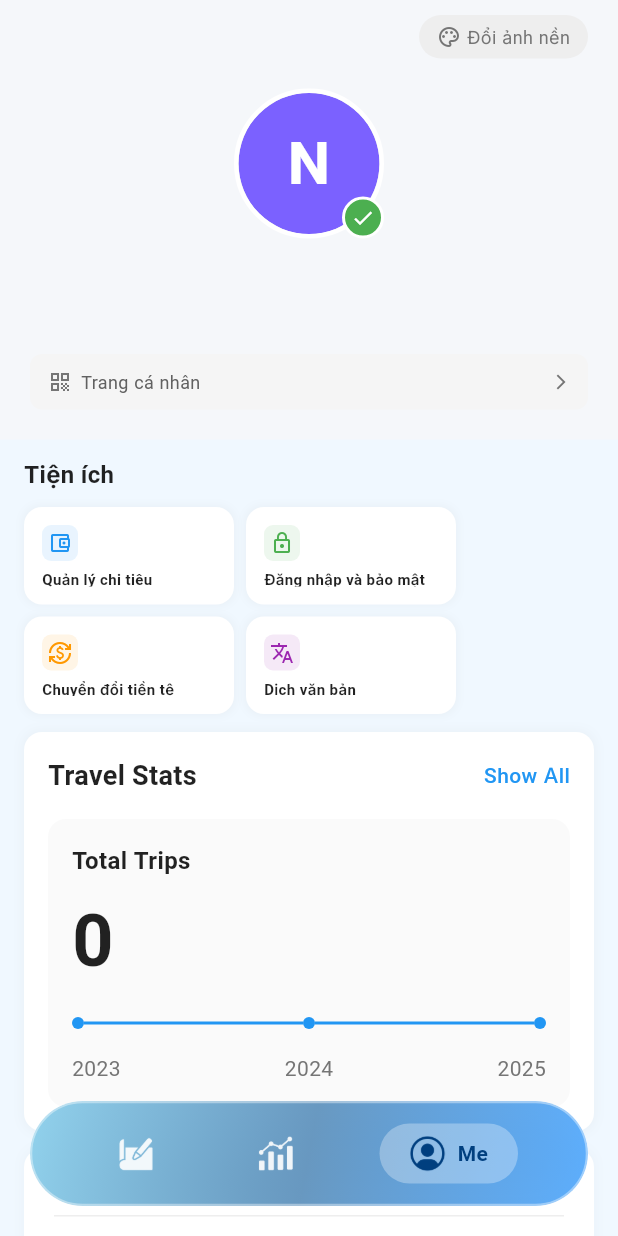
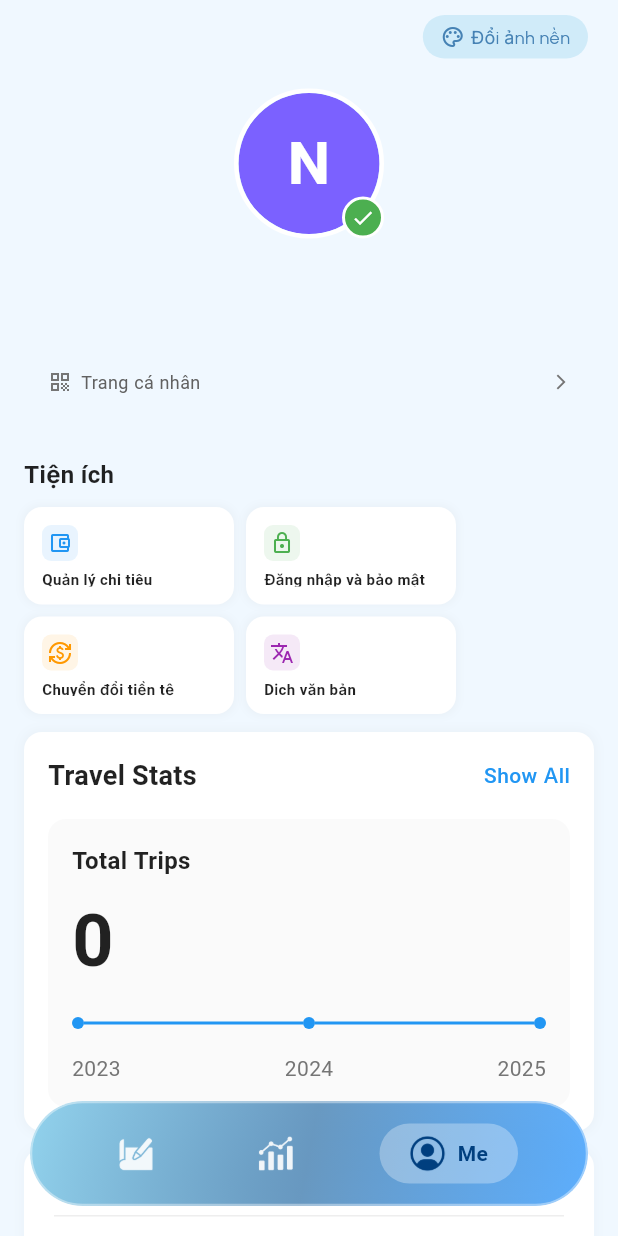
Before and after one commit to lephuckhang186/TravelerApplication, a Flutter app: the screen it shows once a user with an empty profile is signed in, item 3 of the bottom bar chosen, on a phone screen of 412 x 824 dp. Run offline on Flutter 3.47's test engine with Material 3 defaults, Android fonts, the phone set to English and light mode, and no system bars; our stand-ins replace cloud_firestore, device_preview, dio, firebase_auth, firebase_core, fl_chart and 5 more; missing offline and left inert: bcrypt; accounts and stored records are empty; network calls fail; Roboto replaces fonts that are missing (Quattrocento).

Commit message:
update theme and fix error setting

```diff
--- a/lib/Login/services/firestore_user_service.dart
+++ b/lib/Login/services/firestore_user_service.dart
@@ -38,9 +38,13 @@ class FirestoreUserService {
   // Kiểm tra người dùng đã có thông tin profile chưa
   Future<bool> hasUserProfile(String uid) async {
     try {
+      print('Checking if user $uid has profile...');
       final doc = await _firestore.collection(_collection).doc(uid).get();
-      return doc.exists && doc.data() != null;
+      final exists = doc.exists && doc.data() != null;
+      print('User $uid profile exists: $exists');
+      return exists;
     } catch (e) {
+      print('Error checking user profile: $e');
       return false;
     }
   }
--- a/lib/Setting/screens/settings_screen.dart
+++ b/lib/Setting/screens/settings_screen.dart
@@ -1,7 +1,7 @@
 import 'package:flutter/material.dart';
 import 'package:google_fonts/google_fonts.dart';
 import 'dart:io';
-import '../../Core/theme/app_theme.dart';
+import '../../core/theme/app_theme.dart';
 import '../../Login/services/user_service.dart';
 import '../../Login/services/user_profile_service.dart';
 import '../../Login/services/auth_service.dart';
@@ -15,8 +15,8 @@ import 'general_info_screen.dart';
 import '../../Analysis/screens/analysis_screen.dart';
 import 'profile_screen.dart';
 import 'travel_stats_screen.dart';
-import '../../Core/utils/translation/screens/translation_screen.dart';
-import '../../Core/utils/currency/screens/currency_converter_screen.dart';
+import '../../core/utils/translation/screens/translation_screen.dart';
+import '../../core/utils/currency/screens/currency_converter_screen.dart';
 
 class SettingsScreen extends StatefulWidget {
   const SettingsScreen({super.key});
@@ -110,20 +110,25 @@ class _SettingsScreenState extends State<SettingsScreen>
   void _loadUserData() async {
     try {
       setState(() => _isLoading = true);
+      debugPrint('Settings: Starting to load user data...');
 
       // Get current user from Firebase Auth
       final currentUser = _authService.currentUser;
       if (currentUser == null) {
+        debugPrint('Settings: No current user found');
         _setDefaultUserData();
         return;
       }
+
+      debugPrint('Settings: Current user: ${currentUser.email}');
 
       // Get user profile from our integrated service
       _userProfile = await _profileService.getUserProfile();
 
       if (_userProfile != null) {
+        debugPrint('Settings: Profile found in Firestore: ${_userProfile!.fullName}');
         // Load real data from Firestore
-        final fullName = _userProfile!.fullName.trim();
+        final fullName = _userProfile!.fullName?.trim() ?? '';
 
         // Determine best display name
         String displayName = '';
@@ -135,6 +140,8 @@ class _SettingsScreenState extends State<SettingsScreen>
           displayName = currentUser.email?.split('@').first ?? 'User';
         }
 
+        debugPrint('Settings: Using display name: $displayName');
+
         setState(() {
           _displayName = displayName;
           _currentUsername = displayName;
@@ -143,6 +150,7 @@ class _SettingsScreenState extends State<SettingsScreen>
           _isVerified = currentUser.emailVerified;
         });
       } else {
+        debugPrint('Settings: No profile found, using Firebase Auth data as fallback');
         // Fallback to Firebase Auth data
         setState(() {
           final fallbackName = currentUser.displayName?.isNotEmpty == true
@@ -155,10 +163,11 @@ class _SettingsScreenState extends State<SettingsScreen>
         });
       }
     } catch (e) {
-      debugPrint('Error loading user data: $e');
+      debugPrint('Settings: Error loading user data: $e');
       _setDefaultUserData();
     } finally {
       setState(() => _isLoading = false);
+      debugPrint('Settings: Finished loading user data');
     }
   }
 
@@ -191,9 +200,9 @@ class _SettingsScreenState extends State<SettingsScreen>
                     const SizedBox(height: 16),
                     Text(
                       'Đang tải thông tin...',
-                      style: GoogleFonts.quattrocento(
+                      style: GoogleFonts.urbanist(
                         fontSize: 14,
-                        color: Colors.grey[600],
+                        color: AppColors.textSecondary,
                       ),
                     ),
                   ],
@@ -248,7 +257,7 @@ class _SettingsScreenState extends State<SettingsScreen>
   Widget _buildFullHeaderSection() {
     return Container(
       padding: const EdgeInsets.fromLTRB(20, 10, 20, 20),
-      decoration: const BoxDecoration(color: Color(0xFFF5F7FA)),
+      decoration: BoxDecoration(color: AppColors.surface),
       child: Column(
         children: [
           // Top right "Đổi ảnh nền" button
@@ -263,7 +272,7 @@ class _SettingsScreenState extends State<SettingsScreen>
                     vertical: 6,
                   ),
                   decoration: BoxDecoration(
-                    color: Colors.grey[200],
+                    color: AppColors.support.withOpacity(0.3),
                     borderRadius: BorderRadius.circular(20),
                   ),
                   child: Row(
@@ -272,14 +281,14 @@ class _SettingsScreenState extends State<SettingsScreen>
                       Icon(
                         Icons.palette_outlined,
                         size: 16,
-                        color: Colors.grey[600],
+                        color: AppColors.textSecondary,
                       ),
                       const SizedBox(width: 4),
                       Text(
                         'Đổi ảnh nền',
-                        style: GoogleFonts.quattrocento(
+                        style: GoogleFonts.urbanist(
                           fontSize: 12,
-                          color: Colors.grey[600],
+                          color: AppColors.textSecondary,
                         ),
                       ),
                     ],
@@ -299,8 +308,8 @@ class _SettingsScreenState extends State<SettingsScreen>
                 height: 100,
                 decoration: BoxDecoration(
                   shape: BoxShape.circle,
-                  color: Colors.grey[200],
-                  border: Border.all(color: Colors.white, width: 3),
+                  color: AppColors.support.withOpacity(0.3),
+                  border: Border.all(color: AppColors.background, width: 3),
                 ),
                 child: ClipOval(
                   child: _currentAvatarPath != null
@@ -327,11 +336,11 @@ class _SettingsScreenState extends State<SettingsScreen>
                     decoration: BoxDecoration(
                       color: Colors.green,
                       shape: BoxShape.circle,
-                      border: Border.all(color: Colors.white, width: 2),
+                      border: Border.all(color: AppColors.background, width: 2),
                     ),
-                    child: const Icon(
+                    child: Icon(
                       Icons.check,
-                      color: Colors.white,
+                      color: AppColors.background,
                       size: 16,
                     ),
                   ),
@@ -345,10 +354,10 @@ class _SettingsScreenState extends State<SettingsScreen>
           Text(
             _displayName,
             textAlign: TextAlign.center,
-            style: GoogleFonts.quattrocento(
+            style: GoogleFonts.urbanist(
               fontSize: 24,
               fontWeight: FontWeight.w700,
-              color: Colors.black87,
+              color: AppColors.textPrimary,
             ),
           ),
 
@@ -377,7 +386,7 @@ class _SettingsScreenState extends State<SettingsScreen>
                   vertical: 10,
                 ),
                 decoration: BoxDecoration(
-                  color: Colors.grey[100],
+                  color: AppColors.surface,
                   borderRadius: BorderRadius.circular(8),
                 ),
                 child: Row(
@@ -1114,10 +1123,10 @@ class _SettingsScreenState extends State<SettingsScreen>
               }
             },
             style: ElevatedButton.styleFrom(
-              backgroundColor: Colors.red,
-              foregroundColor: Colors.white,
+              backgroundColor: AppColors.warning,
+              foregroundColor: AppColors.background,
             ),
-            child: Text('Đăng xuất', style: GoogleFonts.quattrocento()),
+            child: Text('Đăng xuất', style: GoogleFonts.urbanist()),
           ),
         ],
       ),
--- a/lib/core/theme/app_theme.dart
+++ b/lib/core/theme/app_theme.dart
@@ -57,7 +57,7 @@ class AppTheme {
   static ThemeData get lightTheme {
     return ThemeData(
       useMaterial3: true,
-      fontFamily: GoogleFonts.quattrocento().fontFamily,
+      fontFamily: GoogleFonts.urbanist().fontFamily,
 
       // Color Scheme
       colorScheme: const ColorScheme.light(
@@ -81,7 +81,7 @@ class AppTheme {
         foregroundColor: AppColors.textPrimary,
         elevation: 0,
         centerTitle: true,
-        titleTextStyle: GoogleFonts.quattrocento(
+        titleTextStyle: GoogleFonts.urbanist(
           color: AppColors.textPrimary,
           fontSize: 18,
           fontWeight: FontWeight.w600,
@@ -90,15 +90,15 @@ class AppTheme {
       ),
 
       // Text Theme
-      textTheme: GoogleFonts.quattrocentoTextTheme().copyWith(
+      textTheme: GoogleFonts.urbanistTextTheme().copyWith(
         // Display styles
-        displayLarge: GoogleFonts.quattrocento(
+        displayLarge: GoogleFonts.urbanist(
           fontSize: 32,
           fontWeight: FontWeight.w700,
           letterSpacing: -0.5,
           color: AppColors.textPrimary,
         ),
-        displayMedium: GoogleFonts.quattrocento(
+        displayMedium: GoogleFonts.urbanist(
           fontSize: 28,
           fontWeight: FontWeight.w600,
           letterSpacing: -0.25,
@@ -106,48 +106,48 @@ class AppTheme {
         ),
 
         // Headline styles
-        headlineLarge: GoogleFonts.quattrocento(
+        headlineLarge: GoogleFonts.urbanist(
           fontSize: 24,
           fontWeight: FontWeight.w600,
           color: AppColors.textPrimary,
         ),
-        headlineMedium: GoogleFonts.quattrocento(
+        headlineMedium: GoogleFonts.urbanist(
           fontSize: 20,
           fontWeight: FontWeight.w600,
           color: AppColors.textPrimary,
         ),
 
         // Title styles
-        titleLarge: GoogleFonts.quattrocento(
+        titleLarge: GoogleFonts.urbanist(
           fontSize: 18,
           fontWeight: FontWeight.w600,
           color: AppColors.textPrimary,
         ),
-        titleMedium: GoogleFonts.quattrocento(
+        titleMedium: GoogleFonts.urbanist(
           fontSize: 16,
           fontWeight: FontWeight.w500,
           color: AppColors.textPrimary,
         ),
-        titleSmall: GoogleFonts.quattrocento(
+        titleSmall: GoogleFonts.urbanist(
           fontSize: 14,
           fontWeight: FontWeight.w500,
           color: AppColors.textSecondary,
         ),
 
         // Body styles
-        bodyLarge: GoogleFonts.quattrocento(
+        bodyLarge: GoogleFonts.urbanist(
           fontSize: 16,
           fontWeight: FontWeight.w400,
           height: 1.5,
           color: AppColors.textPrimary,
         ),
-        bodyMedium: GoogleFonts.quattrocento(
+        bodyMedium: GoogleFonts.urbanist(
           fontSize: 14,
           fontWeight: FontWeight.w400,
           height: 1.43,
           color: AppColors.textPrimary,
         ),
-        bodySmall: GoogleFonts.quattrocento(
+        bodySmall: GoogleFonts.urbanist(
           fontSize: 12,
           fontWeight: FontWeight.w400,
           height: 1.33,
@@ -155,19 +155,19 @@ class AppTheme {
         ),
 
         // Label styles
-        labelLarge: GoogleFonts.quattrocento(
+        labelLarge: GoogleFonts.urbanist(
           fontSize: 14,
           fontWeight: FontWeight.w500,
           letterSpacing: 0.1,
           color: AppColors.textPrimary,
         ),
-        labelMedium: GoogleFonts.quattrocento(
+        labelMedium: GoogleFonts.urbanist(
           fontSize: 12,
           fontWeight: FontWeight.w500,
           letterSpacing: 0.5,
           color: AppColors.textSecondary,
         ),
-        labelSmall: GoogleFonts.quattrocento(
+        labelSmall: GoogleFonts.urbanist(
           fontSize: 10,
           fontWeight: FontWeight.w500,
           letterSpacing: 0.5,
@@ -187,7 +187,7 @@ class AppTheme {
               shape: RoundedRectangleBorder(
                 borderRadius: BorderRadius.circular(25),
               ),
-              textStyle: GoogleFonts.quattrocento(
+              textStyle: GoogleFonts.urbanist(
                 fontWeight: FontWeight.w600,
                 fontSize: 16,
               ),
@@ -209,7 +209,7 @@ class AppTheme {
         style:
             TextButton.styleFrom(
               foregroundColor: AppColors.primary,
-              textStyle: GoogleFonts.quattrocento(
+              textStyle: GoogleFonts.urbanist(
                 fontWeight: FontWeight.w500,
                 fontSize: 14,
               ),
@@ -231,7 +231,7 @@ class AppTheme {
           shape: RoundedRectangleBorder(
             borderRadius: BorderRadius.circular(25),
           ),
-          textStyle: GoogleFonts.quattrocento(
+          textStyle: GoogleFonts.urbanist(
             fontWeight: FontWeight.w600,
             fontSize: 16,
           ),
@@ -271,11 +271,11 @@ class AppTheme {
           borderRadius: BorderRadius.circular(20),
           borderSide: const BorderSide(color: AppColors.warning, width: 2),
         ),
-        labelStyle: GoogleFonts.quattrocento(
+        labelStyle: GoogleFonts.urbanist(
           color: AppColors.textSecondary,
           fontSize: 14,
         ),
-        hintStyle: GoogleFonts.quattrocento(
+        hintStyle: GoogleFonts.urbanist(
           color: AppColors.textSecondary,
           fontSize: 14,
         ),
```
Also changed, not shown: lib/Login/screens/auth_screen.dart (+68 -32 lines), lib/Login/screens/google_signup_completion_screen.dart (+42 -27 lines), lib/Login/services/user_profile_service.dart (+15 -3 lines).
